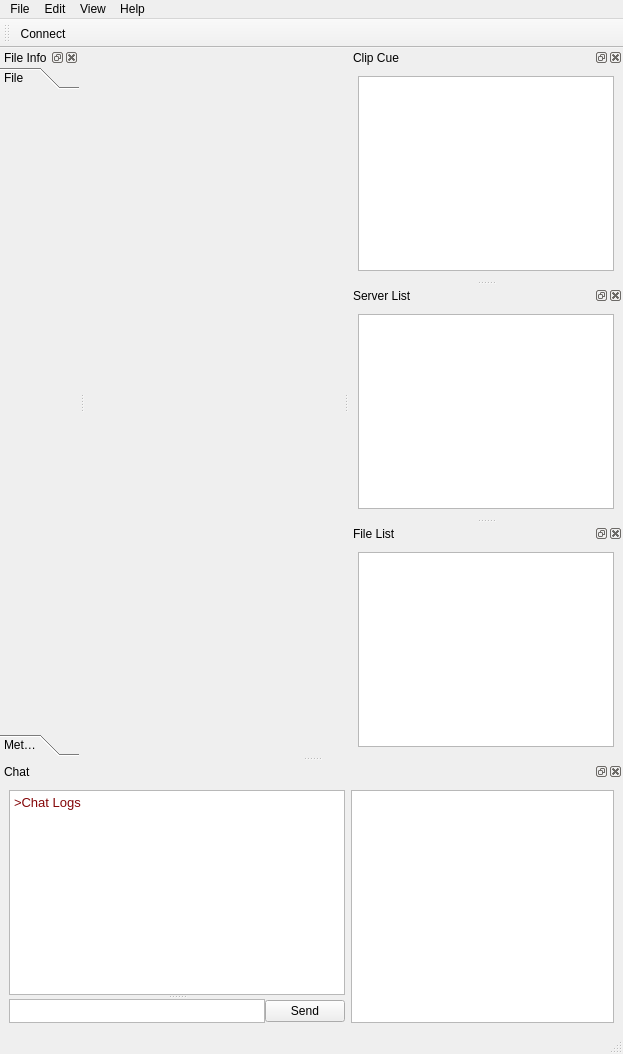
Old version of the form resources/mainwindow_docks.ui in the repository jiakeliu/Cobra.
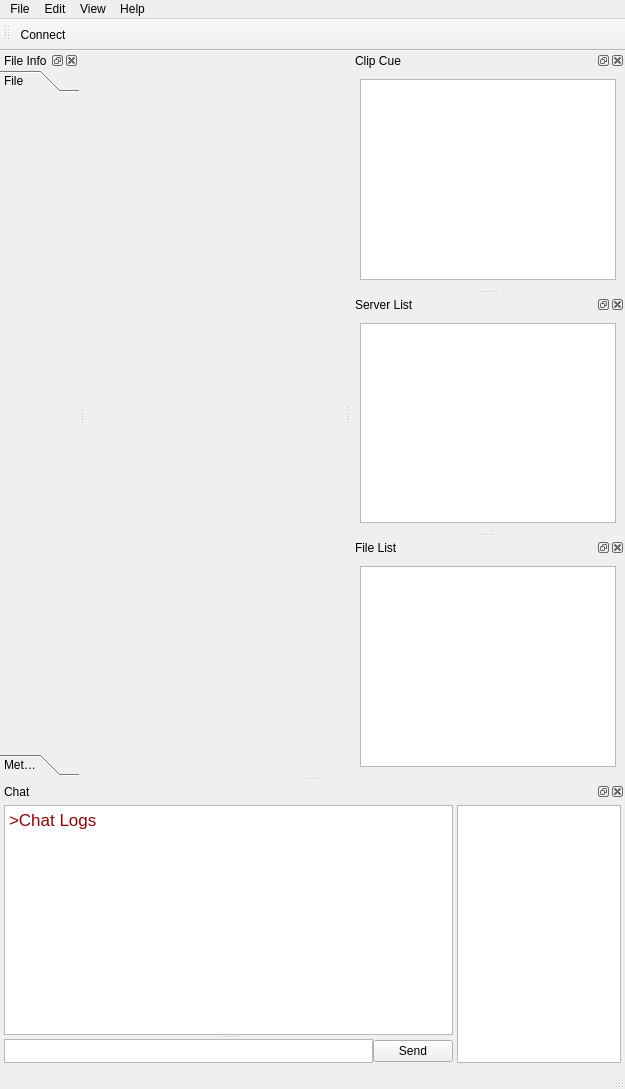
New version of the form. The open tabs and pages were chosen to show the change. Icons and pictures are not drawn.

```diff
--- a/resources/mainwindow_docks.ui
+++ b/resources/mainwindow_docks.ui
@@ -6,8 +6,8 @@
    <rect>
     <x>0</x>
     <y>0</y>
-    <width>623</width>
-    <height>1054</height>
+    <width>625</width>
+    <height>1089</height>
    </rect>
   </property>
   <property name="sizePolicy">
@@ -42,8 +42,8 @@
     <rect>
      <x>0</x>
      <y>0</y>
-     <width>623</width>
-     <height>25</height>
+     <width>625</width>
+     <height>22</height>
     </rect>
    </property>
    <property name="sizePolicy">
@@ -127,6 +127,18 @@
    <addaction name="menuHelp"/>
   </widget>
   <widget class="QToolBar" name="mainToolBar">
+   <property name="minimumSize">
+    <size>
+     <width>0</width>
+     <height>32</height>
+    </size>
+   </property>
+   <property name="maximumSize">
+    <size>
+     <width>16777215</width>
+     <height>32</height>
+    </size>
+   </property>
    <attribute name="toolBarArea">
     <enum>TopToolBarArea</enum>
    </attribute>
@@ -155,6 +167,9 @@
    <property name="statusTip">
     <string>&lt;select file name&gt;</string>
    </property>
+   <property name="floating">
+    <bool>false</bool>
+   </property>
    <property name="features">
     <set>QDockWidget::AllDockWidgetFeatures</set>
    </property>
@@ -182,8 +197,8 @@
          <rect>
           <x>0</x>
           <y>0</y>
-          <width>98</width>
-          <height>28</height>
+          <width>79</width>
+          <height>650</height>
          </rect>
         </property>
         <attribute name="label">
@@ -196,7 +211,7 @@
           <x>0</x>
           <y>0</y>
           <width>79</width>
-          <height>628</height>
+          <height>650</height>
          </rect>
         </property>
         <attribute name="label">
@@ -218,7 +233,7 @@
    <property name="minimumSize">
     <size>
      <width>623</width>
-     <height>270</height>
+     <height>285</height>
     </size>
    </property>
    <property name="baseSize">
@@ -252,7 +267,13 @@
       <verstretch>0</verstretch>
      </sizepolicy>
     </property>
-    <layout class="QHBoxLayout" name="horizontalLayout_2">
+    <layout class="QHBoxLayout" name="horizontalLayout" stretch="1,0">
+     <property name="spacing">
+      <number>4</number>
+     </property>
+     <property name="margin">
+      <number>4</number>
+     </property>
      <item>
       <widget class="QSplitter" name="splitter">
        <property name="sizePolicy">
@@ -287,20 +308,17 @@
          <string>Chat Log</string>
         </property>
         <property name="documentTitle">
-         <string>ChatLog</string>
+         <string/>
         </property>
         <property name="readOnly">
          <bool>true</bool>
         </property>
         <property name="html">
          <string>&lt;!DOCTYPE HTML PUBLIC &quot;-//W3C//DTD HTML 4.0//EN&quot; &quot;http://www.w3.org/TR/REC-html40/strict.dtd&quot;&gt;
-&lt;html&gt;&lt;head&gt;&lt;meta name=&quot;qrichtext&quot; content=&quot;1&quot; /&gt;&lt;title&gt;ChatLog&lt;/title&gt;&lt;style type=&quot;text/css&quot;&gt;
+&lt;html&gt;&lt;head&gt;&lt;meta name=&quot;qrichtext&quot; content=&quot;1&quot; /&gt;&lt;style type=&quot;text/css&quot;&gt;
 p, li { white-space: pre-wrap; }
-&lt;/style&gt;&lt;/head&gt;&lt;body style=&quot; font-family:'Sans'; font-size:10pt; font-weight:400; font-style:normal;&quot;&gt;
-&lt;table border=&quot;0&quot; style=&quot;-qt-table-type: root; margin-top:4px; margin-bottom:4px; margin-left:4px; margin-right:4px;&quot;&gt;
-&lt;tr&gt;
-&lt;td style=&quot;border: none;&quot;&gt;
-&lt;p style=&quot; margin-top:0px; margin-bottom:0px; margin-left:0px; margin-right:0px; -qt-block-indent:0; text-indent:0px;&quot;&gt;&lt;span style=&quot; font-family:'Ubuntu'; color:#840608;&quot;&gt;&amp;gt;Chat Logs&lt;/span&gt;&lt;/p&gt;&lt;/td&gt;&lt;/tr&gt;&lt;/table&gt;&lt;/body&gt;&lt;/html&gt;</string>
+&lt;/style&gt;&lt;/head&gt;&lt;body style=&quot; font-family:'Lucida Grande'; font-size:13pt; font-weight:400; font-style:normal;&quot;&gt;
+&lt;p style=&quot; margin-top:0px; margin-bottom:0px; margin-left:0px; margin-right:0px; -qt-block-indent:0; text-indent:0px;&quot;&gt;&lt;span style=&quot; color:#840608;&quot;&gt;&amp;gt;Chat Logs&lt;/span&gt;&lt;/p&gt;&lt;/body&gt;&lt;/html&gt;</string>
         </property>
         <property name="textInteractionFlags">
          <set>Qt::LinksAccessibleByMouse|Qt::TextSelectableByMouse</set>
@@ -360,12 +378,12 @@
       </widget>
      </item>
      <item>
-      <widget class="QListView" name="userListView">
-       <property name="sizePolicy">
-        <sizepolicy hsizetype="Minimum" vsizetype="Minimum">
-         <horstretch>0</horstretch>
-         <verstretch>0</verstretch>
-        </sizepolicy>
+      <widget class="QListWidget" name="userList">
+       <property name="maximumSize">
+        <size>
+         <width>164</width>
+         <height>16777215</height>
+        </size>
        </property>
       </widget>
      </item>
@@ -382,7 +400,7 @@
    <property name="minimumSize">
     <size>
      <width>102</width>
-     <height>127</height>
+     <height>128</height>
     </size>
    </property>
    <property name="acceptDrops">
@@ -412,7 +430,7 @@
    <property name="minimumSize">
     <size>
      <width>102</width>
-     <height>127</height>
+     <height>128</height>
     </size>
    </property>
    <property name="acceptDrops">
@@ -442,7 +460,7 @@
    <property name="minimumSize">
     <size>
      <width>102</width>
-     <height>127</height>
+     <height>128</height>
     </size>
    </property>
    <property name="acceptDrops">
@@ -468,6 +486,10 @@
    </property>
   </action>
   <action name="actionConnect">
+   <property name="icon">
+    <iconset resource="cobra.qrc">
+     <normaloff>:/images/connect_ico.png</normaloff>:/images/connect_ico.png</iconset>
+   </property>
    <property name="text">
     <string>Connect ...</string>
    </property>
```
